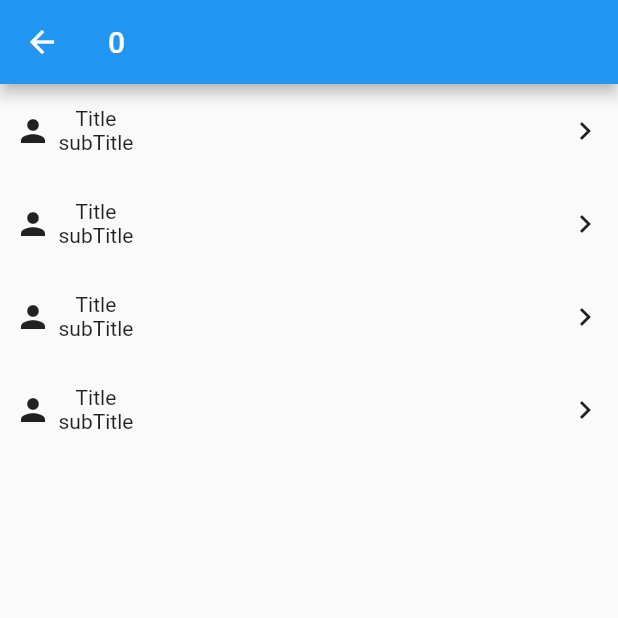
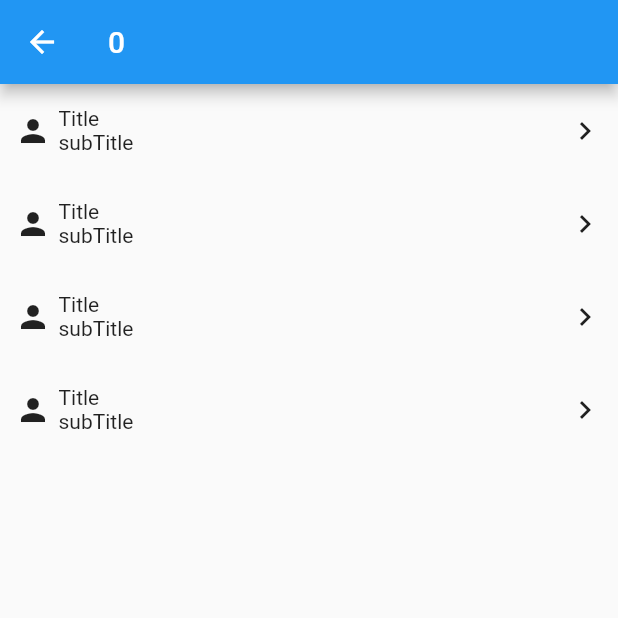
Before and after one commit to lhyojin0821/James-Challenge, a Flutter app: the screen it shows after launch, after a tap on "EDM", on a phone screen of 412 x 824 dp, the top half of it. Run offline on Flutter 3.47's test engine with Material 2 defaults, Android fonts, the phone set to English and light mode, and no system bars; network calls fail.

Commit message:
practice

```diff
--- a/lhj_practice/lib/main.dart
+++ b/lhj_practice/lib/main.dart
@@ -42,38 +42,38 @@ class MainPage extends StatelessWidget {
   List<Map<String, String>> data = [
     {
       'imgUrl':
-          'https://images.unsplash.com/photo-1620753980628-e3813ec46b41?ixid=MnwxMjA3fDB8MHxlZGl0b3JpYWwtZmVlZHw1fHx8ZW58MHx8fHw%3D&ixlib=rb-1.2.1&auto=format&fit=crop&w=800&q=60',
+          'https://images.unsplash.com/photo-1620800390262-00f3ff478212?ixid=MnwxMjA3fDB8MHxlZGl0b3JpYWwtZmVlZHwxN3x8fGVufDB8fHx8&ixlib=rb-1.2.1&auto=format&fit=crop&w=800&q=60',
       'name': 'EDM'
     },
     {
       'imgUrl':
-          'https://images.unsplash.com/photo-1620704087652-f4f843f04e6b?ixid=MnwxMjA3fDB8MHxwaG90by1wYWdlfHx8fGVufDB8fHx8&ixlib=rb-1.2.1&auto=format&fit=crop&w=1500&q=80',
+          'https://images.unsplash.com/photo-1585399000684-d2f72660f092?ixid=MnwxMjA3fDF8MHxlZGl0b3JpYWwtZmVlZHwyNXx8fGVufDB8fHx8&ixlib=rb-1.2.1&auto=format&fit=crop&w=800&q=60',
       'name': 'POP'
     },
     {
       'imgUrl':
-          'https://images.unsplash.com/photo-1620757482070-4994c580db7a?ixid=MnwxMjA3fDB8MHxlZGl0b3JpYWwtZmVlZHwxOHx8fGVufDB8fHx8&ixlib=rb-1.2.1&auto=format&fit=crop&w=800&q=60',
+          'https://images.unsplash.com/photo-1620704087652-f4f843f04e6b?ixid=MnwxMjA3fDB8MHxwaG90by1wYWdlfHx8fGVufDB8fHx8&ixlib=rb-1.2.1&auto=format&fit=crop&w=1500&q=80',
       'name': 'K-POP'
     },
   ];
 
-  // List<Widget> _makeWidgets(List<Map<String, String>> dataList) {
-  //   return this.data.map<Widget>((Map<String, String> e) {
+  // List<Widget> _makeWidgets() {
+  //   return this.data.map((Map<String, String> e) {
   //     return _gridTile(imgUrl: e['imgUrl'], name: e['name']);
   //   }).toList();
   // List<Widget> newWidgets = [];
-  // for (int i = 0; i < dataList.length; i++) {
-  //   newWidgets.add(
-  //       _gridTile(imgUrl: dataList[i]['imgUrl'], name: dataList[i]['name']));
+  // for (int i = 0; i < this.data.length; i++) {
+  //   newWidgets.add(_gridTile(
+  //       imgUrl: this.data[i]['imgUrl'], name: this.data[i]['name']));
   // }
   // return newWidgets;
   // }
 
   Widget _gridTile({
+    @required int value,
     @required BuildContext context,
     @required String imgUrl,
     @required String name,
-    @required int value,
   }) {
     return GestureDetector(
       onTap: () {
@@ -82,21 +82,19 @@ class MainPage extends StatelessWidget {
           return PageTwo(
               name: name,
               value: (() {
-                // List<int> l = this.data.map<int>((Map<String, String> e) {
+                // List<int> l = this.data.map((Map<String, String> e) {
                 //   if (e['name'] == name) {
                 //     return this.data.indexOf(e);
                 //   }
                 //   return null;
                 // }).toList();
-                // print(l);
                 // List<int> r = l.where((element) {
                 //   if (element != null) {
                 //     return true;
                 //   }
                 //   return false;
                 // }).toList();
-                // print(r);
-                int t = ((this.data.map<int>((Map<String, String> e) {
+                int t = ((this.data.map((Map<String, String> e) {
                   if (e['name'] == name) {
                     return this.data.indexOf(e);
                   }
@@ -107,7 +105,7 @@ class MainPage extends StatelessWidget {
                     return true;
                   }
                   return false;
-                }).toList())[0];
+                }).toList()[0]);
                 return t;
               })());
         }));
@@ -120,7 +118,6 @@ class MainPage extends StatelessWidget {
             Container(
               padding: EdgeInsets.only(right: 10.0),
               alignment: Alignment.centerRight,
-              // width: MediaQuery.of(context).size.width,
               color: Colors.pink,
               child: Icon(Icons.more_horiz),
             ),
@@ -128,8 +125,8 @@ class MainPage extends StatelessWidget {
               width: 60.0,
               height: 60.0,
               decoration: BoxDecoration(
+                  borderRadius: BorderRadius.circular(60.0),
                   color: Colors.yellow,
-                  borderRadius: BorderRadius.circular(60.0),
                   image: DecorationImage(
                       fit: BoxFit.cover, image: NetworkImage(imgUrl))),
             ),
--- a/lhj_practice/lib/pageTwo.dart
+++ b/lhj_practice/lib/pageTwo.dart
@@ -3,6 +3,7 @@ import 'package:flutter/material.dart';
 class PageTwo extends StatelessWidget {
   String name;
   int value;
+
   PageTwo({@required this.name, @required this.value});
   @override
   Widget build(BuildContext context) {
@@ -11,18 +12,18 @@ class PageTwo extends StatelessWidget {
         title: Text(this.value.toString()),
       ),
       body: ListView(
-        children: ['a', 2, 3, 4].map<Widget>((_) {
-          return this._listTile(
+        children: [1, 2, 3, 4].map((_) {
+          return _listTile(
+              context: context,
               leading: Icon(Icons.person),
               title: Text('Title'),
               subtitle: Text('subTitle'),
               trailing: Icon(Icons.navigate_next),
               onTap: () {
                 print(_);
-              },
-              context: context);
+              });
         }).toList(),
-        // children: [1, 2, 3, 4].map<Widget>((_) {
+        // children: [1, 2, 3, 4].map((_) {
         //   return ListTile(
         //     leading: Icon(Icons.person),
         //     title: Text('Title'),
@@ -53,10 +54,11 @@ class PageTwo extends StatelessWidget {
               child: leading,
             ),
             Container(
-              padding: EdgeInsets.all(5.0),
               alignment: Alignment.centerLeft,
               width: MediaQuery.of(context).size.width - 48.0 - 20.0,
+              padding: EdgeInsets.all(5.0),
               child: Column(
+                crossAxisAlignment: CrossAxisAlignment.start,
                 children: [title, subtitle],
               ),
             ),
```
